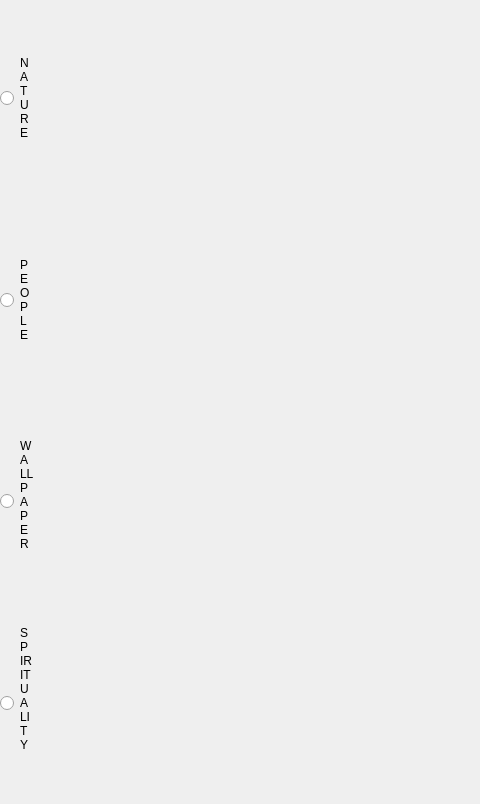
First picture: the form in mainwindow.ui, repository 2018DHY/QT-Unsplash, before the edit; both pictures show x 0 to 480 and y 0 to 804 of the 1240 by 804 pixel window.
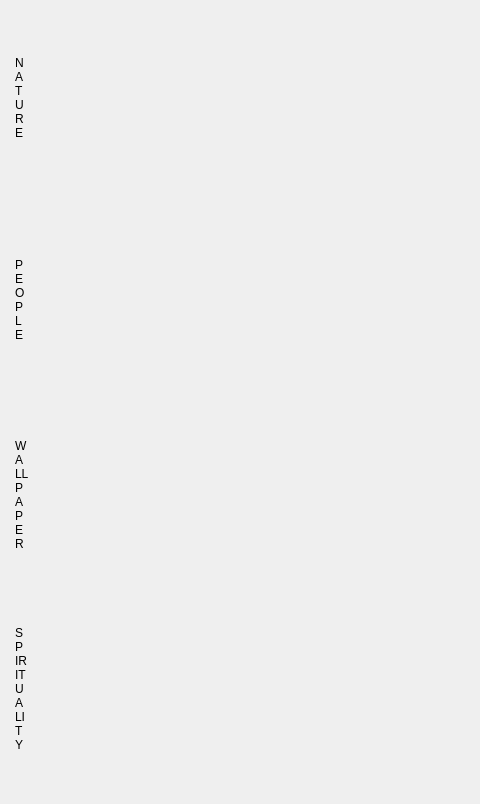
Second picture: the form after the edit.

Commit message: 设置按钮功能

Patch:
```diff
--- a/mainwindow.ui
+++ b/mainwindow.ui
@@ -33,17 +33,41 @@
      <property name="spacing">
       <number>6</number>
      </property>
+     <property name="leftMargin">
+      <number>0</number>
+     </property>
+     <property name="rightMargin">
+      <number>0</number>
+     </property>
      <property name="bottomMargin">
       <number>0</number>
      </property>
      <item>
       <widget class="QRadioButton" name="Nature">
+       <property name="enabled">
+        <bool>true</bool>
+       </property>
        <property name="maximumSize">
         <size>
          <width>35</width>
          <height>268</height>
         </size>
        </property>
+       <property name="mouseTracking">
+        <bool>true</bool>
+       </property>
+       <property name="layoutDirection">
+        <enum>Qt::LeftToRight</enum>
+       </property>
+       <property name="autoFillBackground">
+        <bool>false</bool>
+       </property>
+       <property name="styleSheet">
+        <string notr="true">QRadioButton:checked{background-color:rgb(41, 128, 249)}
+QRadioButton::indicator{width:9px;height:0px;background-color:rgba(0,0,0,0)}
+QRadioButton:hover{background-color:rgb(41, 128, 249)}
+</string>
+       </property>
        <property name="text">
         <string>N
 A
@@ -68,6 +92,12 @@
          <height>268</height>
         </size>
        </property>
+       <property name="styleSheet">
+        <string notr="true">QRadioButton:checked{background-color:rgb(41, 128, 249)}
+QRadioButton::indicator{width:9px;height:0px;background-color:rgba(0,0,0,0)}
+QRadioButton:hover{background-color:rgb(41, 128, 249)}
+</string>
+       </property>
        <property name="text">
         <string>P
 E
@@ -92,6 +122,12 @@
          <height>268</height>
         </size>
        </property>
+       <property name="styleSheet">
+        <string notr="true">QRadioButton:checked{background-color:rgb(41, 128, 249)}
+QRadioButton::indicator{width:9px;height:0px;background-color:rgba(0,0,0,0)}
+QRadioButton:hover{background-color:rgb(41, 128, 249)}
+</string>
+       </property>
        <property name="text">
         <string>W
 A
@@ -119,6 +155,12 @@
        <property name="focusPolicy">
         <enum>Qt::StrongFocus</enum>
        </property>
+       <property name="styleSheet">
+        <string notr="true">QRadioButton:checked{background-color:rgb(41, 128, 249)}
+QRadioButton::indicator{width:9px;height:0px;background-color:rgba(0,0,0,0)}
+QRadioButton:hover{background-color:rgb(41, 128, 249)}
+</string>
+       </property>
        <property name="text">
         <string>S
 P
```
Left out of the diff: 5 changed lines with no effect on the pictures. The commit also changes 5 other files.
